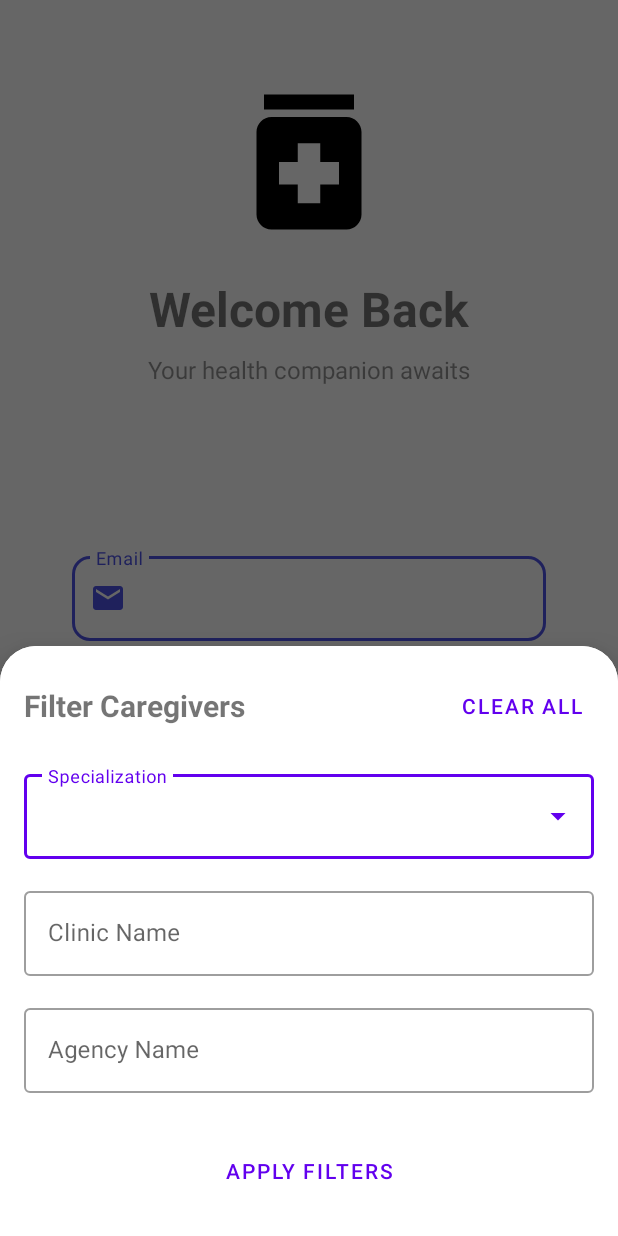
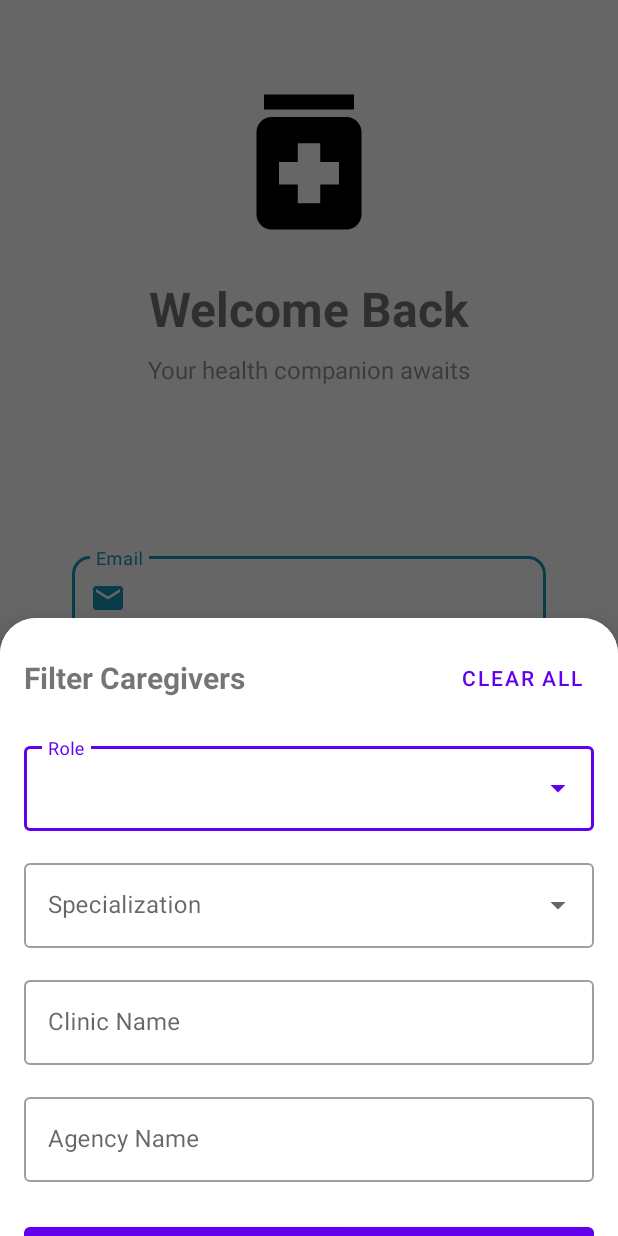
Before and after one commit to VincentNdegwa/care_plus_mobile, an Android app: the fragment FilterBottomSheetFragment placed in its activity, on a phone screen of 412 x 824 dp. Run offline under Robolectric (Android 15) with nearby library versions, the phone set to English and light mode, and no system bars; our stand-ins replace CircleImageView, navigation-ui; network calls fail.

Commit message:
fix:theme change and filter test

```diff
--- a/app/src/main/java/com/example/careplus/ui/health_providers/FilterBottomSheetFragment.kt
+++ b/app/src/main/java/com/example/careplus/ui/health_providers/FilterBottomSheetFragment.kt
@@ -43,15 +43,22 @@ class FilterBottomSheetFragment : BottomSheetDialogFragment() {
             "Cardiology",
             "Neurology",
             "Pediatrics",
-            "Oncology",
-            "Other"
+            "Oncology"
         )
-        val adapter = ArrayAdapter(
+        val specializationAdapter = ArrayAdapter(
             requireContext(),
             android.R.layout.simple_dropdown_item_1line,
             specializations
         )
-        binding.specializationDropdown.setAdapter(adapter)
+
+        val role = arrayOf("Doctor","Caregiver")
+        val roleAdapter = ArrayAdapter(
+            requireContext(),
+            android.R.layout.simple_dropdown_item_1line,
+            role
+        )
+        binding.specializationDropdown.setAdapter(specializationAdapter)
+        binding.roleDropdown.setAdapter(roleAdapter)
     }
 
     private fun setupButtons() {
@@ -59,7 +66,7 @@ class FilterBottomSheetFragment : BottomSheetDialogFragment() {
             val filter = FilterCareProviders(
                 specialization = binding.specializationDropdown.text.toString().takeIf { it.isNotEmpty() },
                 agency_name = binding.agencyInput.text.toString().takeIf { it.isNotEmpty() },
-                role = null, // You can add a role dropdown if needed
+                role = binding.roleDropdown.text.toString().takeIf { it.isNotEmpty() },
                 search = null // This will be handled by the search box in the main UI
             )
 
@@ -72,7 +79,6 @@ class FilterBottomSheetFragment : BottomSheetDialogFragment() {
             binding.clinicInput.text?.clear()
             binding.agencyInput.text?.clear()
 
-            // Apply empty filters (effectively clearing them)
             filterListener?.onFiltersApplied(FilterCareProviders())
             dismiss()
         }
--- a/app/src/main/res/layout/fragment_filter_bottom_sheet.xml
+++ b/app/src/main/res/layout/fragment_filter_bottom_sheet.xml
@@ -34,6 +34,23 @@
                 android:text="Clear All"/>
 
         </LinearLayout>
+
+        <!-- Role Filter -->
+        <com.google.android.material.textfield.TextInputLayout
+            android:id="@+id/roleLayout"
+            style="@style/Widget.MaterialComponents.TextInputLayout.OutlinedBox.ExposedDropdownMenu"
+            android:layout_width="match_parent"
+            android:layout_height="wrap_content"
+            android:layout_marginBottom="16dp"
+            android:hint="Role">
+
+            <AutoCompleteTextView
+                android:id="@+id/roleDropdown"
+                android:layout_width="match_parent"
+                android:layout_height="wrap_content"
+                android:inputType="none"/>
+
+        </com.google.android.material.textfield.TextInputLayout>
 
         <!-- Specialization Filter -->
         <com.google.android.material.textfield.TextInputLayout
@@ -90,7 +107,8 @@
             android:layout_width="match_parent"
             android:layout_height="wrap_content"
             android:text="Apply Filters"
-            android:padding="12dp"/>
+            android:padding="12dp"
+            style="@style/Widget.MaterialComponents.Button"/>
 
     </LinearLayout>
 
--- a/app/src/main/res/values/colors.xml
+++ b/app/src/main/res/values/colors.xml
@@ -9,8 +9,10 @@
 
 
 
-    <color name="primary">#454BE7</color>
-    <color name="primary_variant">#3238B0</color>
+<!--    <color name="primary">#454BE7</color>-->
+    <!--    <color name="primary_variant">#3238B0</color>-->
+    <color name="primary">#0891b2</color> <!--cyan-700 -->
+    <color name="primary_variant">#06b6d4</color> <!--cyan-500 -->
     <color name="secondary">#6065EA</color>
     <color name="secondary_variant">#7A7EEC</color>
     <color name="accent">#FFB74D</color>
```
Also changed, not shown: app/src/main/java/com/example/careplus/ui/health_providers/MyCaregiversFragment.kt (+10 -10 lines), app/src/main/java/com/example/careplus/ui/health_providers/MyDoctorsFragment.kt (+9 -8 lines).
